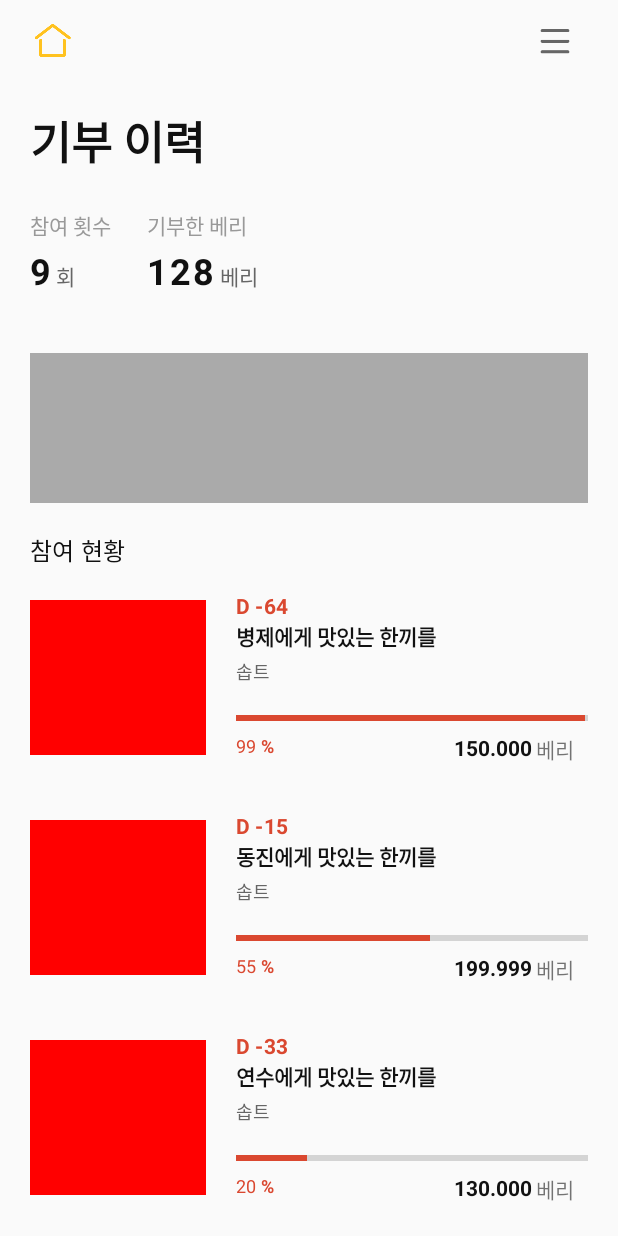
After one commit to JJACK-JJACK/Android, an Android app: the DonateRecordActivity screen opened directly, with no data from a screen before it, on a phone screen of 412 x 824 dp. The commit adds this screen. Run offline under Robolectric (Android 15) with nearby library versions, the phone set to English and light mode, and no system bars.

Commit message:
add donate history activity

```diff
--- a/app/src/main/AndroidManifest.xml
+++ b/app/src/main/AndroidManifest.xml
@@ -9,13 +9,13 @@
             android:roundIcon="@mipmap/ic_launcher_round"
             android:supportsRtl="true"
             android:theme="@style/AppTheme">
+        <activity android:name=".DonateRecordActivity">
+        </activity>
         <activity
                 android:name=".DonatePaymentActivity"
                 android:windowSoftInputMode="adjustResize">
-
         </activity>
         <activity android:name=".DonateDetailedActivity">
-
         </activity>
         <activity android:name=".DonateActivity">
             <intent-filter>
--- a/app/src/main/java/jjackjjack/sopt/com/jjackjjack/DonateDetailedActivity.kt
+++ b/app/src/main/java/jjackjjack/sopt/com/jjackjjack/DonateDetailedActivity.kt
@@ -1,8 +1,10 @@
 package jjackjjack.sopt.com.jjackjjack
 
+import android.content.Context
 import android.content.Intent
 import android.support.v7.app.AppCompatActivity
 import android.os.Bundle
+import android.view.View
 import kotlinx.android.synthetic.main.activity_donate_detailed.*
 import kotlinx.android.synthetic.main.li_state.*
 import kotlinx.android.synthetic.main.li_state.view.*
@@ -24,12 +26,30 @@ class DonateDetailedActivity : AppCompatActivity() {
         donate_detailed_title.text = intent.getStringExtra("title")
         donate_detailed_association.text = intent.getStringExtra("association")
 
-        var main_adapter = DonateDetailedPagerAdapter(supportFragmentManager)
-        donate_detailed_pager.adapter = main_adapter
-        donate_detailed_tab.setupWithViewPager(donate_detailed_pager)
 
-        donate_detailed_tab.getTabAt(0)?.setText("기부스토리")
-        donate_detailed_tab.getTabAt(1)?.setText("사용계획")
+        if(!intent.getBooleanExtra("isDonateHistory", false)){
+            var main_adapter = DonateDetailedPagerAdapter(supportFragmentManager)
+            donate_detailed_pager.adapter = main_adapter
+            donate_detailed_tab.setupWithViewPager(donate_detailed_pager)
+            donate_detailed_tab.getTabAt(0)?.setText("기부스토리")
+            donate_detailed_tab.getTabAt(1)?.setText("사용계획")
+            donate_step_scroll.visibility = View.GONE
+
+        }
+        else if(intent.getBooleanExtra("isDonateHistory", false)){
+            donate_detailed_pager.visibility = View.GONE
+            donate_detailed_tab.visibility = View.GONE
+            donate_detailed_button_layout.visibility = View.GONE
+            donate_step_scroll.visibility = View.VISIBLE
+        }
+
+
+//        var main_adapter = DonateDetailedPagerAdapter(supportFragmentManager)
+//        donate_detailed_pager.adapter = main_adapter
+//        donate_detailed_tab.setupWithViewPager(donate_detailed_pager)
+//
+//        donate_detailed_tab.getTabAt(0)?.setText("기부스토리")
+//        donate_detailed_tab.getTabAt(1)?.setText("사용계획")
 
         btn_donate.setOnClickListener {
             val intent = Intent(this, DonatePaymentActivity::class.java)
--- a/app/src/main/java/jjackjjack/sopt/com/jjackjjack/DonateListRecyclerViewAdapter.kt
+++ b/app/src/main/java/jjackjjack/sopt/com/jjackjjack/DonateListRecyclerViewAdapter.kt
@@ -9,11 +9,13 @@ import android.widget.*
 import jjackjjack.sopt.com.jjackjjack.data.DonateInfoData
 import org.jetbrains.anko.startActivity
 
-class DonateListRecyclerViewAdapter (val ctx: Context, var dataList: ArrayList<DonateInfoData>): RecyclerView.Adapter<DonateListRecyclerViewAdapter.Holder>() {
+//세번쨰 변수 수정 부분
+class DonateListRecyclerViewAdapter (val ctx: Context, var dataList: ArrayList<DonateInfoData>, val isDonateHistory: Boolean): RecyclerView.Adapter<DonateListRecyclerViewAdapter.Holder>() {
 
     override fun onCreateViewHolder(viewGroup: ViewGroup, p1: Int): Holder {
         val view: View = LayoutInflater.from(ctx).inflate(R.layout.li_donate, viewGroup, false )
         return Holder(view)
+
     }
 
     override fun getItemCount(): Int = dataList.size
@@ -32,7 +34,8 @@ class DonateListRecyclerViewAdapter (val ctx: Context, var dataList: ArrayList<D
                 "association" to dataList[position].association,
                 "percent" to dataList[position].percent,
                 "berry_num" to dataList[position].berry_num,
-                "d_day" to dataList[position].d_day
+                "d_day" to dataList[position].d_day,
+                "isDonateHistory" to isDonateHistory
             )
         }
     }
--- /dev/null
+++ b/app/src/main/java/jjackjjack/sopt/com/jjackjjack/DonateRecordActivity.kt
@@ -0,0 +1,41 @@
+package jjackjjack.sopt.com.jjackjjack
+
+import android.support.v7.app.AppCompatActivity
+import android.os.Bundle
+import android.support.v7.widget.LinearLayoutManager
+import jjackjjack.sopt.com.jjackjjack.data.DonateInfoData
+import kotlinx.android.synthetic.main.activity_donate_record.*
+
+class DonateRecordActivity : AppCompatActivity() {
+
+    lateinit var donateListRecyclerViewAdapter: DonateListRecyclerViewAdapter
+
+    override fun onCreate(savedInstanceState: Bundle?) {
+        super.onCreate(savedInstanceState)
+        setContentView(R.layout.activity_donate_record)
+
+        var dataList: ArrayList<DonateInfoData> = ArrayList()
+
+        dataList.add(
+            DonateInfoData(
+                "64", "병제에게 맛있는 한끼를", "솝트", "99", "150.000"
+            )
+        )
+        dataList.add(
+            DonateInfoData(
+                "15", "동진에게 맛있는 한끼를", "솝트", "55", "199.999"
+            )
+        )
+        dataList.add(
+            DonateInfoData(
+                "33", "연수에게 맛있는 한끼를", "솝트", "20", "130.000"
+            )
+        )
+
+        donateListRecyclerViewAdapter = DonateListRecyclerViewAdapter(this, dataList, true)
+        rv_donate_record.adapter = donateListRecyclerViewAdapter
+        rv_donate_record.layoutManager = LinearLayoutManager(this)
+    }
+
+
+}
--- a/app/src/main/java/jjackjjack/sopt/com/jjackjjack/data/DonateInfoData.kt
+++ b/app/src/main/java/jjackjjack/sopt/com/jjackjjack/data/DonateInfoData.kt
@@ -1,4 +1,6 @@
 package jjackjjack.sopt.com.jjackjjack.data
+
+import android.content.Context
 
 data class DonateInfoData (
     //var img_url : String,
--- a/app/src/main/java/jjackjjack/sopt/com/jjackjjack/fragment/donate/PopularFragment.kt
+++ b/app/src/main/java/jjackjjack/sopt/com/jjackjjack/fragment/donate/PopularFragment.kt
@@ -44,7 +44,7 @@ class PopularFragment : Fragment(){
         )
 
 
-        donateListRecyclerViewAdapter = DonateListRecyclerViewAdapter(context!!, dataList)
+        donateListRecyclerViewAdapter = DonateListRecyclerViewAdapter(context!!, dataList, false)
         rv_popular_category.adapter = donateListRecyclerViewAdapter
         rv_popular_category.layoutManager = LinearLayoutManager(context!!)
     }
--- a/app/src/main/java/jjackjjack/sopt/com/jjackjjack/fragment/donate/RecentFragment.kt
+++ b/app/src/main/java/jjackjjack/sopt/com/jjackjjack/fragment/donate/RecentFragment.kt
@@ -48,7 +48,7 @@ class RecentFragment : Fragment(){
                 "20", "상일에게 따듯한 이불을", "솝트", "10", "222.000"
             )
         )
-        donateListRecyclerViewAdapter = DonateListRecyclerViewAdapter(context!!, dataList)
+        donateListRecyclerViewAdapter = DonateListRecyclerViewAdapter(context!!, dataList, false)
         rv_recent_category.adapter = donateListRecyclerViewAdapter
         rv_recent_category.layoutManager = LinearLayoutManager(context!!)
     }
--- a/app/src/main/java/jjackjjack/sopt/com/jjackjjack/fragment/donate/UnpopularFragment.kt
+++ b/app/src/main/java/jjackjjack/sopt/com/jjackjjack/fragment/donate/UnpopularFragment.kt
@@ -52,7 +52,7 @@ class UnpopularFragment : Fragment(){
         )
 
 
-        donateListRecyclerViewAdapter = DonateListRecyclerViewAdapter(context!!, dataList)
+        donateListRecyclerViewAdapter = DonateListRecyclerViewAdapter(context!!, dataList, false)
         rv_unpopular_category.adapter = donateListRecyclerViewAdapter
         rv_unpopular_category.layoutManager = LinearLayoutManager(context!!)
     }
--- a/app/src/main/res/layout/activity_berry_charge.xml
+++ b/app/src/main/res/layout/activity_berry_charge.xml
@@ -9,6 +9,7 @@
         tools:context=".BerryChargeActivity"
         android:orientation="vertical"
         android:backgroundTint="#ffffff"
+
 >
 
     <android.support.v7.widget.Toolbar
@@ -17,7 +18,7 @@
             android:backgroundTint="#ffffff"
             android:theme="?attr/actionBarTheme"
             android:id="@+id/toolbar"
-            android:layout_marginBottom="48dp">
+            android:layout_marginBottom="40dp">
         <ImageView
                 android:layout_width="wrap_content"
                 android:layout_height="wrap_content"
@@ -31,7 +32,7 @@
             android:textStyle="bold"
             android:textColor="#111111"
             android:text="베리충전"
-            android:layout_marginBottom="30dp"
+            android:layout_marginBottom="24dp"
             android:paddingLeft="20dp"
             android:drawablePadding="13dp"
             android:drawableRight="@drawable/berry_r_icon"
@@ -45,15 +46,16 @@
             android:lineSpacingExtra="4sp"
             android:text="원하는 결제수단을 선택해주세요!
             \n여러분의 베리들이 모여 더 나은 세상이 됩니다."
-            android:layout_marginBottom="175dp"
+            android:layout_marginBottom="180dp"
             android:paddingLeft="20dp"
     />
     <Button
+            android:layout_marginHorizontal="20dp"
             android:text="카드결제"
             android:textStyle="bold"
             android:background="@drawable/radius"
             android:backgroundTint="#da4830"
-            android:layout_width="270dp"
+            android:layout_width="match_parent"
             android:layout_height="64dp"
             android:textSize="20sp"
             android:textColor="#ffffff"
@@ -63,11 +65,12 @@
             android:layout_gravity="center"
             android:layout_marginBottom="23dp"/>
     <Button
+            android:layout_marginHorizontal="20dp"
             android:text="무통장입금"
             android:textStyle="bold"
             android:background="@drawable/radius"
             android:backgroundTint="#ffc21f"
-            android:layout_width="275dp"
+            android:layout_width="match_parent"
             android:layout_height="64dp"
             android:paddingLeft="36dp"
             android:textSize="20sp"
--- a/app/src/main/res/layout/activity_donate_detailed.xml
+++ b/app/src/main/res/layout/activity_donate_detailed.xml
@@ -84,10 +84,21 @@
             android:id="@+id/donate_detailed_pager">
     </android.support.v4.view.ViewPager>
 
+    <ScrollView
+            android:layout_width="match_parent"
+            android:layout_height="wrap_content"
+            android:layout_weight="1"
+            android:id="@+id/donate_step_scroll">
+    </ScrollView>
+
+
+
     <LinearLayout
             android:layout_width="match_parent"
             android:layout_height="64dp"
-            android:orientation="horizontal">
+            android:orientation="horizontal"
+            android:layout_gravity="bottom"
+            android:id="@+id/donate_detailed_button_layout">
 
         <Button
                 android:layout_width="match_parent"
--- /dev/null
+++ b/app/src/main/res/layout/activity_donate_record.xml
@@ -0,0 +1,133 @@
+<?xml version="1.0" encoding="utf-8"?>
+<LinearLayout
+        xmlns:android="http://schemas.android.com/apk/res/android"
+        xmlns:tools="http://schemas.android.com/tools"
+        xmlns:app="http://schemas.android.com/apk/res-auto"
+        android:layout_width="match_parent"
+        android:layout_height="match_parent"
+        tools:context=".DonateRecordActivity"
+        android:orientation="vertical">
+
+    <include
+        layout="@layout/toolbar_with_hamburger">
+    </include>
+
+    <TextView
+            android:paddingHorizontal="20dp"
+            android:layout_marginTop="15dp"
+            android:layout_width="wrap_content"
+            android:layout_height="wrap_content"
+            android:textSize="30sp"
+            android:textColor="#111111"
+            android:text="기부 이력"
+            android:textStyle="bold"
+    />
+
+    <LinearLayout
+            android:paddingHorizontal="20dp"
+            android:layout_marginTop="4dp"
+            android:layout_width="match_parent"
+            android:layout_height="95dp"
+            android:orientation="horizontal">
+
+        <LinearLayout
+                android:layout_width="wrap_content"
+                android:layout_height="match_parent"
+                android:orientation="vertical"
+                android:gravity="center_vertical">
+            <TextView
+                    android:layout_width="wrap_content"
+                    android:layout_height="wrap_content"
+                    android:textSize="14sp"
+                    android:textColor="#999999"
+                    android:text="참여 횟수"
+            />
+            <LinearLayout
+                    android:layout_width="wrap_content"
+                    android:layout_height="wrap_content"
+                    android:paddingTop="3dp">
+                <TextView
+                        android:layout_width="wrap_content"
+                        android:layout_height="wrap_content"
+                        android:textSize="24sp"
+                        android:textColor="#111111"
+                        android:letterSpacing="0.06"
+                        android:text="9"
+                        android:textStyle="bold"
+                />
+                <TextView
+                        android:layout_width="wrap_content"
+                        android:layout_height="wrap_content"
+                        android:textSize="14sp"
+                        android:textColor="#666666"
+                        android:text=" 회"
+                />
+            </LinearLayout>
+        </LinearLayout>
+        <LinearLayout
+                android:layout_width="wrap_content"
+                android:layout_height="match_parent"
+                android:orientation="vertical"
+                android:layout_marginLeft="24dp"
+                android:layout_weight="1"
+                android:gravity="center_vertical">
+
+            <TextView
+                    android:layout_width="wrap_content"
+                    android:layout_height="wrap_content"
+                    android:textSize="14sp"
+                    android:textColor="#999999"
+                    android:text="기부한 베리"
+            />
+            <LinearLayout
+                    android:layout_width="match_parent"
+                    android:layout_height="wrap_content"
+                    android:paddingTop="3dp">
+                <TextView
+                        android:layout_width="wrap_content"
+                        android:layout_height="wrap_content"
+                        android:textSize="24sp"
+                        android:textColor="#111111"
+                        android:letterSpacing="0.06"
+                        android:text="128"
+                        android:textStyle="bold"
+                />
+                <TextView
+                        android:layout_width="wrap_content"
+                        android:layout_height="wrap_content"
+                        android:textSize="14sp"
+                        android:textColor="#666666"
+                        android:text=" 베리"
+                />
+
+
+            </LinearLayout>
+
+        </LinearLayout>
+    </LinearLayout>
+    <ImageView
+            android:paddingHorizontal="20dp"
+            android:layout_marginTop="19dp"
+            android:layout_width="match_parent"
+            android:layout_height="100dp"
+            app:srcCompat="@android:color/darker_gray"/>
+
+    <TextView
+            android:paddingHorizontal="20dp"
+            android:layout_marginTop="19.5dp"
+            android:layout_width="wrap_content"
+            android:layout_height="wrap_content"
+            android:textSize="16sp"
+            android:textColor="#111111"
+            android:letterSpacing="0.01"
+            android:text="참여 현황"
+    />
+
+    <android.support.v7.widget.RecyclerView
+
+            android:layout_width="match_parent"
+            android:layout_height="match_parent"
+            android:id="@+id/rv_donate_record">
+    </android.support.v7.widget.RecyclerView>
+
+</LinearLayout>
```
